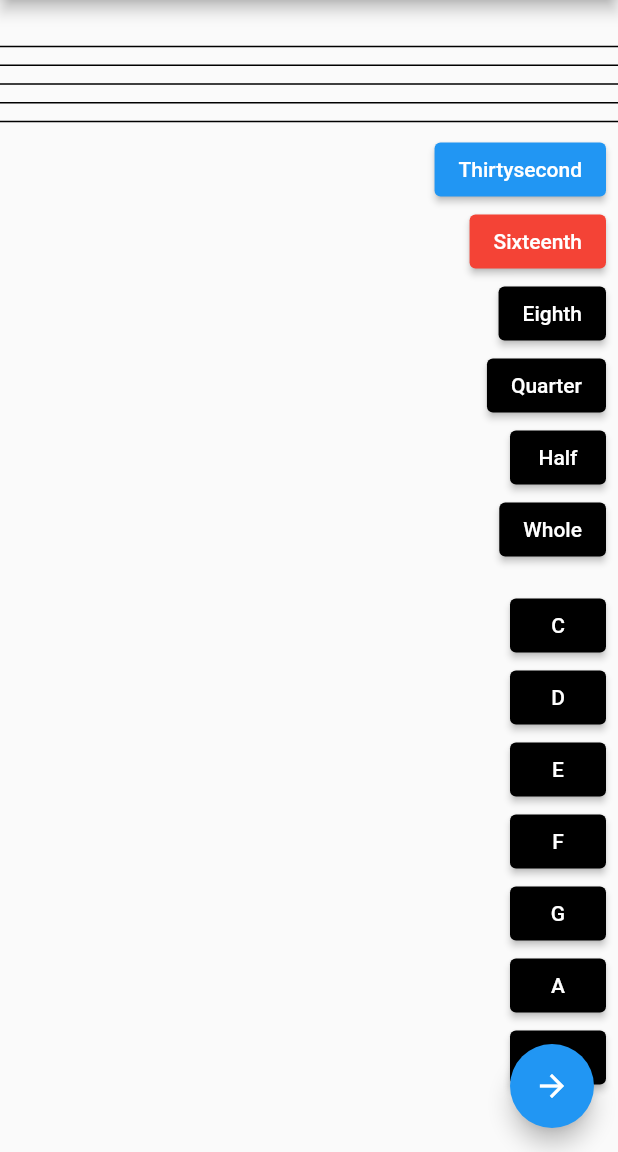
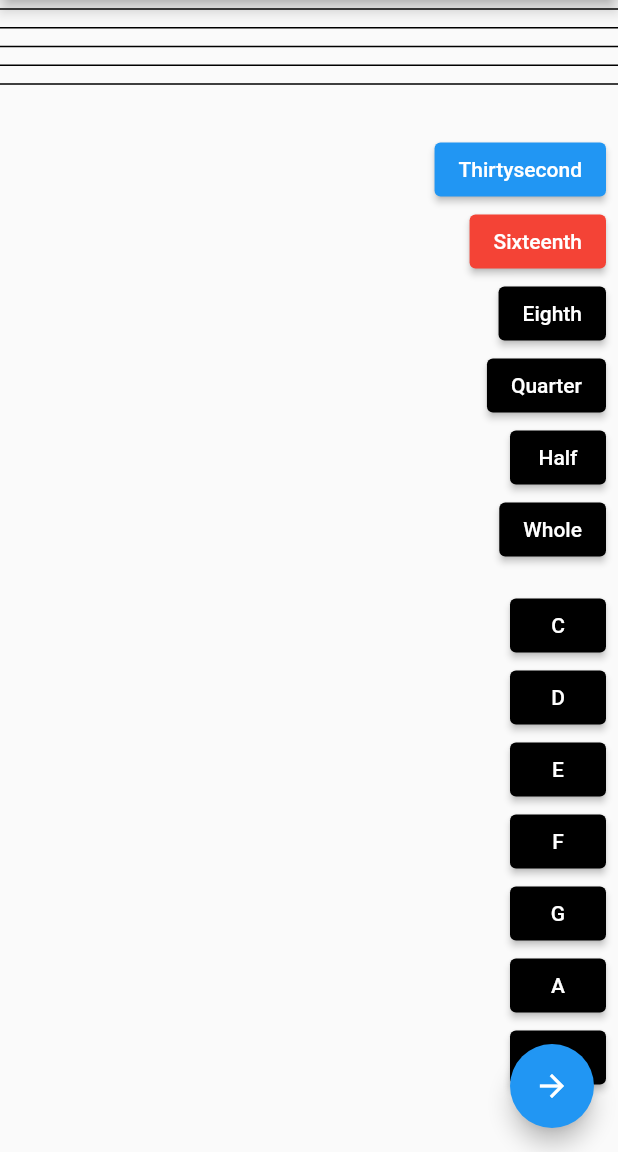
Before and after one commit to bretjackson/MusicNotato, a Flutter app: the screen it shows after launch, after a tap on "Sixteenth", on a phone screen of 412 x 824 dp, the part 84-1236 px from its top. Run offline on Flutter 3.47's test engine with Material 2 defaults, Android fonts, the phone set to English and light mode, and no system bars; our stand-ins replace audioplayers.

Commit message:
Made note heads and stems line up.

```diff
--- a/lib/Graphics.dart
+++ b/lib/Graphics.dart
@@ -110,18 +110,53 @@ class Graphics extends CustomPainter {
     double x = size.height/4;
 
     // Draws the staff
+    canvas.drawLine(Offset(0, -2*x), Offset(size.width, -2*x), paint);
+    canvas.drawLine(Offset(0, -x), Offset(size.width, -x), paint);
     canvas.drawLine(Offset(0, 0), Offset(size.width, 0), paint);
     canvas.drawLine(Offset(0, x), Offset(size.width, x), paint);
     canvas.drawLine(Offset(0, 2*x), Offset(size.width, 2*x), paint);
-    canvas.drawLine(Offset(0, 3*x), Offset(size.width, 3*x), paint);
-    canvas.drawLine(Offset(0, 4*x), Offset(size.width, 4*x), paint);
 
     for(int i = 0; i < noteList.length; i++) {
-      double xPosition = notePosition[i];
-      String noteName = noteList[i].note;
-
-      if(currentClef == 'treble') {
-        double position = calculatePosition(noteName, noteList[i].octave, currentClef);
+      Note currentNote = noteList[i];
+      double xPosition = notePosition[i]; // x-coordinate of the note to be drawn
+      // String noteName = noteList[i].note; // name of the current note
+      double position = calculatePosition(currentNote.note, noteList[i].octave, currentClef); // position of the current note on the staff
+      double y = -position*x; // y-coordinate of the note to be drawn
+      // int duration = noteList[i].duration; // length of the current note
+      // int dotted = noteList[i].dotted; // whether the note is dotted or not
+      if(currentNote.duration == 1 || currentNote.duration == 2) {
+        paint = Paint()
+        ..style = PaintingStyle.stroke
+        ..strokeWidth = 2.0;
+        canvas.save();
+        canvas.translate(xPosition,0);
+        canvas.rotate(-20*(pi/180));
+        Rect noteHead = Offset(0, y-2) & Size((748/512)*x, x);
+        canvas.drawOval(noteHead, paint);
+        canvas.translate(-xPosition,0);
+        canvas.restore();
+        // canvas.drawLine(Offset(xPosition+0.6*x, y), Offset(xPosition+0.6*x, y-3.5), paint);
+        // canvas.save();
+        // canvas.translate(xPosition,0);
+        // canvas.rotate(-20*(pi/180));
+        // Rect noteHead = Offset(0, y) & Size((748/512)*x, x);
+        // canvas.drawOval(noteHead, paint);
+        // canvas.translate(-xPosition,0);
+        // canvas.restore();
+        canvas.drawLine(Offset(xPosition-position*0.317*x+1.6*x, y), Offset(xPosition-position*0.317*x+1.6*x, y-3.5*x), paint);
+      }
+      else {
+        paint = Paint()
+        ..style = PaintingStyle.fill
+        ..strokeWidth = 2.0;
+        canvas.save();
+        canvas.translate(xPosition,0);
+        canvas.rotate(-20*(pi/180));
+        Rect noteHead = Offset(0, y-2) & Size((748/512)*x, x);
+        canvas.drawOval(noteHead, paint);
+        canvas.translate(-xPosition+40,0);
+        canvas.restore();
+        canvas.drawLine(Offset(xPosition-position*0.3*x+1.6*x, y), Offset(xPosition-position*0.3*x+1.6*x, y-3.5*x), paint);
       }
     }
 
```
Also changed, not shown: lib/main.dart (+9 -8 lines).
